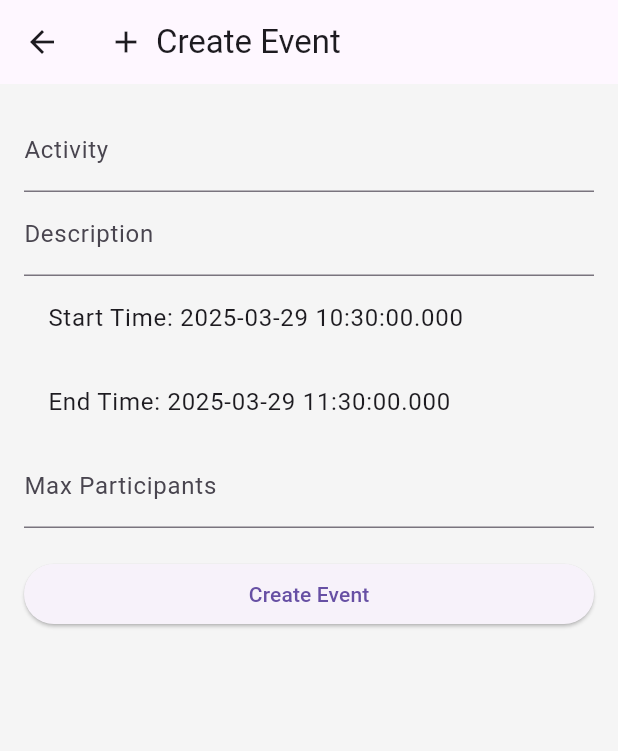
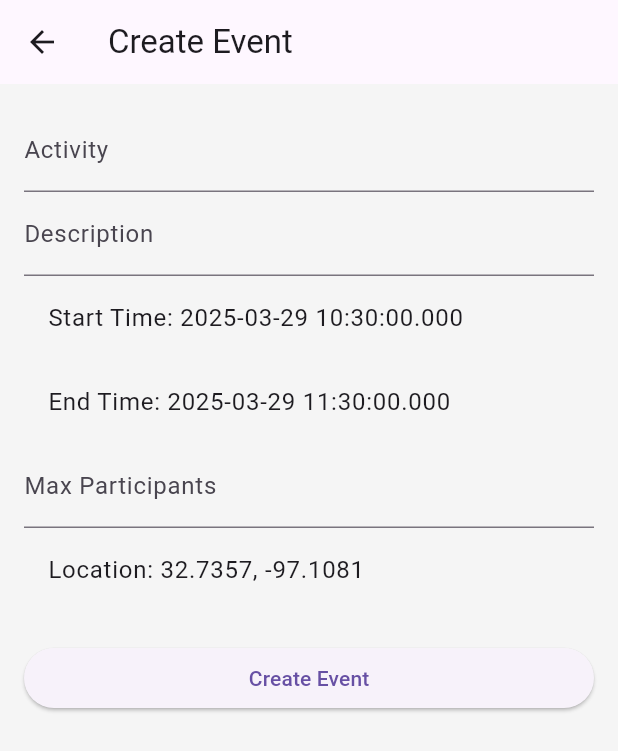
Before and after one commit to xchar08/waypoint, a Flutter app: the MapScreen screen opened directly, after a tap on the "add" icon, on a phone screen of 412 x 824 dp. Shown: the top 751 px of the screen. Run offline on Flutter 3.47's test engine with Material 3 defaults, Android fonts, the phone set to English and light mode, and no system bars; our stand-ins replace cloud_firestore, firebase_auth, firebase_core, firebase_vertexai, flutter_map, latlong2 and 1 more; accounts and stored records are empty.

Commit message:
works at least

```diff
--- a/waypoint/lib/screens/create_event_screen.dart
+++ b/waypoint/lib/screens/create_event_screen.dart
@@ -3,9 +3,12 @@ import 'package:latlong2/latlong.dart';
 import '../models/event_model.dart';
 import '../services/auth_service.dart';
 import '../services/event_service.dart';
+import 'login_screen.dart';
 
 class CreateEventScreen extends StatefulWidget {
-  const CreateEventScreen({super.key}); // Add const constructor
+  final LatLng? initialLocation;
+
+  const CreateEventScreen({super.key, this.initialLocation});
 
   @override
   _CreateEventScreenState createState() => _CreateEventScreenState();
@@ -20,24 +23,19 @@ class _CreateEventScreenState extends State<CreateEventScreen> {
   DateTime _startTime = DateTime.now();
   DateTime _endTime = DateTime.now().add(const Duration(hours: 1));
   int _maxParticipants = 10;
+  late LatLng _selectedLocation;
+
+  @override
+  void initState() {
+    super.initState();
+    _selectedLocation = widget.initialLocation ?? const LatLng(32.7357, -97.1081);
+  }
 
   @override
   Widget build(BuildContext context) {
     return Scaffold(
       appBar: AppBar(
-        title: Row(
-          children: [
-            Hero(
-              tag: 'create_event',
-              child: Material(
-                color: Colors.transparent,
-                child: Icon(Icons.add, size: 24), // Match the FAB icon
-              ),
-            ),
-            const SizedBox(width: 8),
-            const Text('Create Event'),
-          ],
-        ),
+        title: const Text('Create Event'),
       ),
       body: Form(
         key: _formKey,
@@ -75,20 +73,31 @@ class _CreateEventScreenState extends State<CreateEventScreen> {
                 validator: (value) => value!.isEmpty ? 'Enter a number' : null,
                 onSaved: (value) => _maxParticipants = int.parse(value!),
               ),
+              ListTile(
+                title: Text('Location: ${_selectedLocation.latitude}, ${_selectedLocation.longitude}'),
+              ),
               const SizedBox(height: 20),
               ElevatedButton(
                 onPressed: () async {
                   if (_formKey.currentState!.validate()) {
                     _formKey.currentState!.save();
+                    final userId = _authService.getUserId();
+                    if (userId == null) {
+                      Navigator.pushReplacement(
+                        context,
+                        MaterialPageRoute(builder: (_) => LoginScreen()),
+                      );
+                      return;
+                    }
                     final event = EventModel(
                       eventId: DateTime.now().millisecondsSinceEpoch.toString(),
                       activity: _activity,
                       description: _description,
                       startTime: _startTime,
                       endTime: _endTime,
-                      location: const LatLng(32.7357, -97.1081),
+                      location: _selectedLocation,
                       maxParticipants: _maxParticipants,
-                      organizerId: _authService.getUserId()!,
+                      organizerId: userId,
                       participants: [],
                     );
                     await _eventService.createEvent(event);
--- a/waypoint/lib/screens/map_screen.dart
+++ b/waypoint/lib/screens/map_screen.dart
@@ -19,6 +19,7 @@ class _MapScreenState extends State<MapScreen> with SingleTickerProviderStateMix
   final EventService _eventService = EventService();
   late AnimationController _controller;
   late Animation<double> _animation;
+  LatLng? _selectedLocation; // Store the tapped location
 
   @override
   void initState() {
@@ -48,23 +49,34 @@ class _MapScreenState extends State<MapScreen> with SingleTickerProviderStateMix
           ),
         ],
       ),
-      body: StreamBuilder<List<EventModel>>(
-        stream: _eventService.getEvents(),
-        builder: (context, snapshot) {
-          if (!snapshot.hasData) return const Center(child: CircularProgressIndicator());
-          final events = snapshot.data!;
-          return FlutterMap(
-            options: const MapOptions(
-              initialCenter: LatLng(32.7357, -97.1081), // Default: UTA
+      body: Stack(
+        children: [
+          FlutterMap(
+            options: MapOptions(
+              initialCenter: const LatLng(32.7357, -97.1081), // Default: UTA
               initialZoom: 13.0,
+              onTap: (tapPosition, point) {
+                setState(() {
+                  _selectedLocation = point; // Store the tapped location
+                });
+              },
             ),
             children: [
               TileLayer(
                 urlTemplate: 'https://{s}.tile.openstreetmap.org/{z}/{x}/{y}.png',
                 subdomains: const ['a', 'b', 'c'],
               ),
-              MarkerLayer(
-                markers: events
+              StreamBuilder<List<EventModel>>(
+                stream: _eventService.getEvents(),
+                builder: (context, snapshot) {
+                  if (snapshot.connectionState == ConnectionState.waiting) {
+                    return const Center(child: CircularProgressIndicator());
+                  }
+                  if (snapshot.hasError) {
+                    return const Center(child: Text('Error loading events'));
+                  }
+                  final events = snapshot.data ?? [];
+                  List<Marker> markers = events
                       .map((event) => Marker(
                             point: event.location,
                             width: 40,
@@ -77,19 +89,64 @@ class _MapScreenState extends State<MapScreen> with SingleTickerProviderStateMix
                               child: AnimatedMarker(event: event, animation: _animation),
                             ),
                           ))
-                    .toList(),
-              ),
-            ],
-          );
-        },
-      ),
-      floatingActionButton: Hero(
-        tag: 'create_event',
-        child: FloatingActionButton(
-          onPressed: () => Navigator.push(context, MaterialPageRoute(builder: (_) => CreateEventScreen())),
-          child: const Icon(Icons.add),
+                      .toList();
+                  if (_selectedLocation != null) {
+                    markers.add(
+                      Marker(
+                        point: _selectedLocation!,
+                        width: 40,
+                        height: 40,
+                        child: const Icon(
+                          Icons.location_pin,
+                          color: Colors.blue,
+                          size: 40,
                         ),
                       ),
                     );
                   }
+                  return MarkerLayer(markers: markers);
+                },
+              ),
+            ],
+          ),
+          if (_selectedLocation != null)
+            Positioned(
+              bottom: 80,
+              right: 16,
+              child: FloatingActionButton(
+                onPressed: () {
+                  // Pass the selected location to CreateEventScreen
+                  Navigator.push(
+                    context,
+                    MaterialPageRoute(
+                      builder: (_) => CreateEventScreen(
+                        initialLocation: _selectedLocation,
+                      ),
+                    ),
+                  ).then((_) {
+                    // Clear the selected location when returning from CreateEventScreen
+                    setState(() {
+                      _selectedLocation = null;
+                    });
+                  });
+                },
+                child: const Icon(Icons.add),
+              ),
+            ),
+        ],
+      ),
+      floatingActionButton: _selectedLocation == null
+          ? FloatingActionButton(
+              onPressed: () {
+                // If no location is selected, use the default location
+                Navigator.push(
+                  context,
+                  MaterialPageRoute(builder: (_) => const CreateEventScreen()),
+                );
+              },
+              child: const Icon(Icons.add),
+            )
+          : null,
+    );
   }
+}
```
Lines whose indentation alone changed are shown as unchanged.
